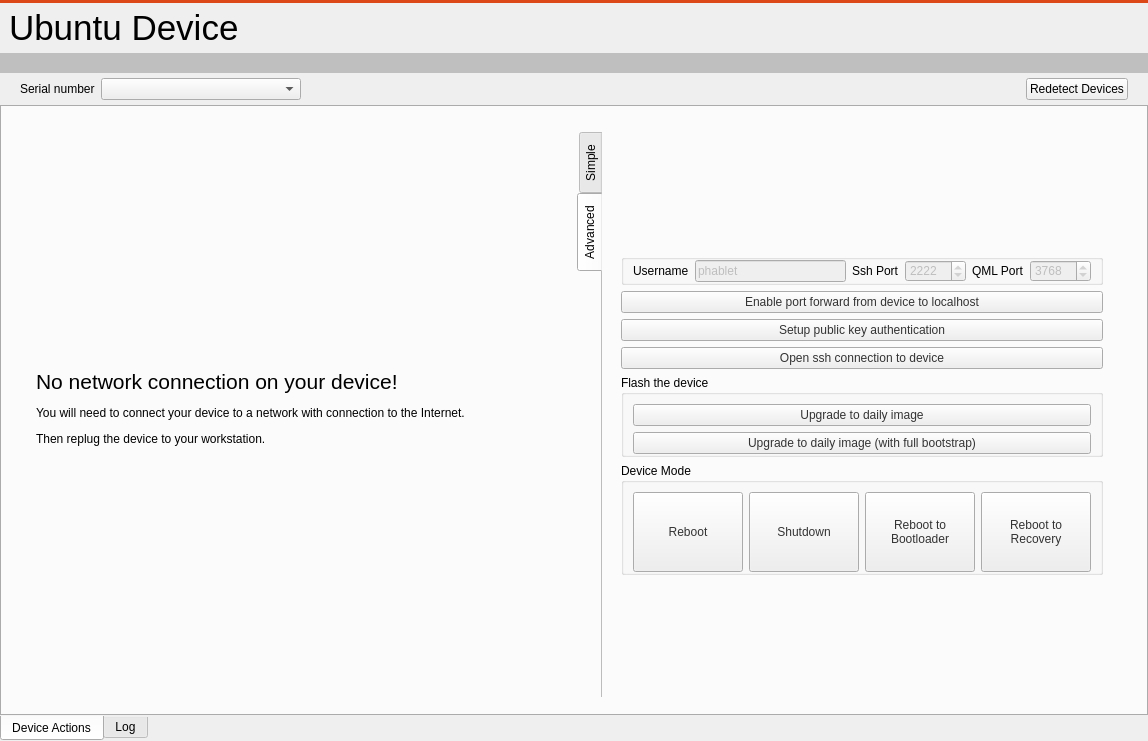
runelabs/qtcreator-plugin-ubuntu, file src/ubuntu/ubuntudeviceswidget.ui: the form before one commit.
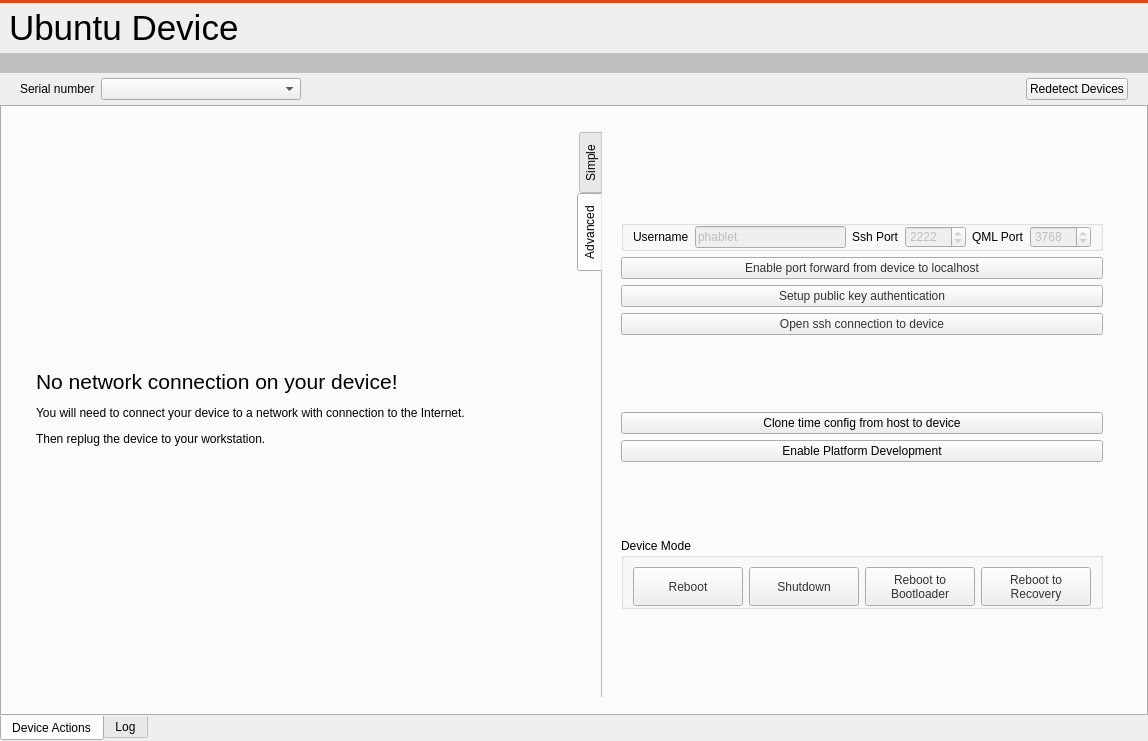
The form after the commit. The open tabs and pages were chosen to show the change.

Commit message: Fixed bug with missing -platform flag.

Patch:
```diff
--- a/src/ubuntu/ubuntudeviceswidget.ui
+++ b/src/ubuntu/ubuntudeviceswidget.ui
@@ -521,20 +521,6 @@
                                </property>
                               </spacer>
                              </item>
-                             <item>
-                              <widget class="QPushButton" name="pushButtonCloneTimeConfig">
-                               <property name="text">
-                                <string>Clone time config from host to device</string>
-                               </property>
-                              </widget>
-                             </item>
-                             <item>
-                              <widget class="QPushButton" name="pushButtonPlatformDevelopment">
-                               <property name="text">
-                                <string>Enable Platform Development</string>
-                               </property>
-                              </widget>
-                             </item>
                              <item>
                               <widget class="QPushButton" name="pushButtonSshInstall">
                                <property name="font">
@@ -598,37 +584,21 @@
                          <layout class="QVBoxLayout" name="verticalLayout_10">
                           <item>
                            <widget class="QWidget" name="widgetSshProperties" native="true">
-                            <layout class="QGridLayout" name="gridLayout">
-                             <property name="topMargin">
-                              <number>0</number>
-                             </property>
-                             <property name="bottomMargin">
-                              <number>0</number>
-                             </property>
-                             <item row="2" column="1">
-                              <widget class="QPushButton" name="pushButtonPortForward">
-                               <property name="styleSheet">
-                                <string notr="true">color: #333</string>
+                            <layout class="QVBoxLayout" name="verticalLayout_21">
+                             <item>
+                              <spacer name="verticalSpacer_4">
+                               <property name="orientation">
+                                <enum>Qt::Vertical</enum>
                                </property>
-                               <property name="text">
-                                <string>Enable port forward from device to localhost</string>
+                               <property name="sizeHint" stdset="0">
+                                <size>
+                                 <width>20</width>
+                                 <height>40</height>
+                                </size>
                                </property>
-                              </widget>
+                              </spacer>
                              </item>
-                             <item row="3" column="1">
-                              <widget class="QPushButton" name="pushButtonSshSetupPublicKey">
-                               <property name="enabled">
-                                <bool>true</bool>
-                               </property>
-                               <property name="styleSheet">
-                                <string notr="true">color: #333</string>
-                               </property>
-                               <property name="text">
-                                <string>Setup public key authentication</string>
-                               </property>
-                              </widget>
-                             </item>
-                             <item row="1" column="1">
+                             <item>
                               <widget class="QGroupBox" name="groupBox_3">
                                <property name="title">
                                 <string/>
@@ -706,7 +676,30 @@
                                </layout>
                               </widget>
                              </item>
-                             <item row="4" column="1">
+                             <item>
+                              <widget class="QPushButton" name="pushButtonPortForward">
+                               <property name="styleSheet">
+                                <string notr="true">color: #333</string>
+                               </property>
+                               <property name="text">
+                                <string>Enable port forward from device to localhost</string>
+                               </property>
+                              </widget>
+                             </item>
+                             <item>
+                              <widget class="QPushButton" name="pushButtonSshSetupPublicKey">
+                               <property name="enabled">
+                                <bool>true</bool>
+                               </property>
+                               <property name="styleSheet">
+                                <string notr="true">color: #333</string>
+                               </property>
+                               <property name="text">
+                                <string>Setup public key authentication</string>
+                               </property>
+                              </widget>
+                             </item>
+                             <item>
                               <widget class="QPushButton" name="pushButtonSshConnect">
                                <property name="styleSheet">
                                 <string notr="true">color: #333</string>
@@ -716,43 +709,8 @@
                                </property>
                               </widget>
                              </item>
-                             <item row="5" column="1">
-                              <widget class="QGroupBox" name="groupBox_2">
-                               <property name="title">
-                                <string>Flash the device</string>
-                               </property>
-                               <layout class="QVBoxLayout" name="verticalLayout_9">
-                                <property name="topMargin">
-                                 <number>9</number>
-                                </property>
-                                <property name="bottomMargin">
-                                 <number>0</number>
-                                </property>
-                                <item>
-                                 <widget class="QPushButton" name="pushButtonUpgradeToDailyImage">
-                                  <property name="styleSheet">
-                                   <string notr="true">color: #333</string>
-                                  </property>
-                                  <property name="text">
-                                   <string>Upgrade to daily image</string>
-                                  </property>
-                                 </widget>
-                                </item>
-                                <item>
-                                 <widget class="QPushButton" name="pushButtonUpgradeToDailyImageWithBootstrap">
-                                  <property name="styleSheet">
-                                   <string notr="true">color: #333</string>
-                                  </property>
-                                  <property name="text">
-                                   <string>Upgrade to daily image (with full bootstrap)</string>
-                                  </property>
-                                 </widget>
-                                </item>
-                               </layout>
-                              </widget>
-                             </item>
-                             <item row="8" column="1">
-                              <spacer name="verticalSpacer_3">
+                             <item>
+                              <spacer name="verticalSpacer_16">
                                <property name="orientation">
                                 <enum>Qt::Vertical</enum>
                                </property>
@@ -764,8 +722,22 @@
                                </property>
                               </spacer>
                              </item>
-                             <item row="0" column="1">
-                              <spacer name="verticalSpacer_4">
+                             <item>
+                              <widget class="QPushButton" name="pushButtonCloneTimeConfig">
+                               <property name="text">
+                                <string>Clone time config from host to device</string>
+                               </property>
+                              </widget>
+                             </item>
+                             <item>
+                              <widget class="QPushButton" name="pushButtonPlatformDevelopment">
+                               <property name="text">
+                                <string>Enable Platform Development</string>
+                               </property>
+                              </widget>
+                             </item>
+                             <item>
+                              <spacer name="verticalSpacer_9">
                                <property name="orientation">
                                 <enum>Qt::Vertical</enum>
                                </property>
@@ -777,7 +749,7 @@
                                </property>
                               </spacer>
                              </item>
-                             <item row="7" column="1">
+                             <item>
                               <widget class="QGroupBox" name="groupBox">
                                <property name="title">
                                 <string>Device Mode</string>
@@ -859,6 +831,19 @@
                                </layout>
                               </widget>
                              </item>
+                             <item>
+                              <spacer name="verticalSpacer_3">
+                               <property name="orientation">
+                                <enum>Qt::Vertical</enum>
+                               </property>
+                               <property name="sizeHint" stdset="0">
+                                <size>
+                                 <width>20</width>
+                                 <height>40</height>
+                                </size>
+                               </property>
+                              </spacer>
+                             </item>
                             </layout>
                            </widget>
                           </item>
```
The commit also changes 1 other file.
